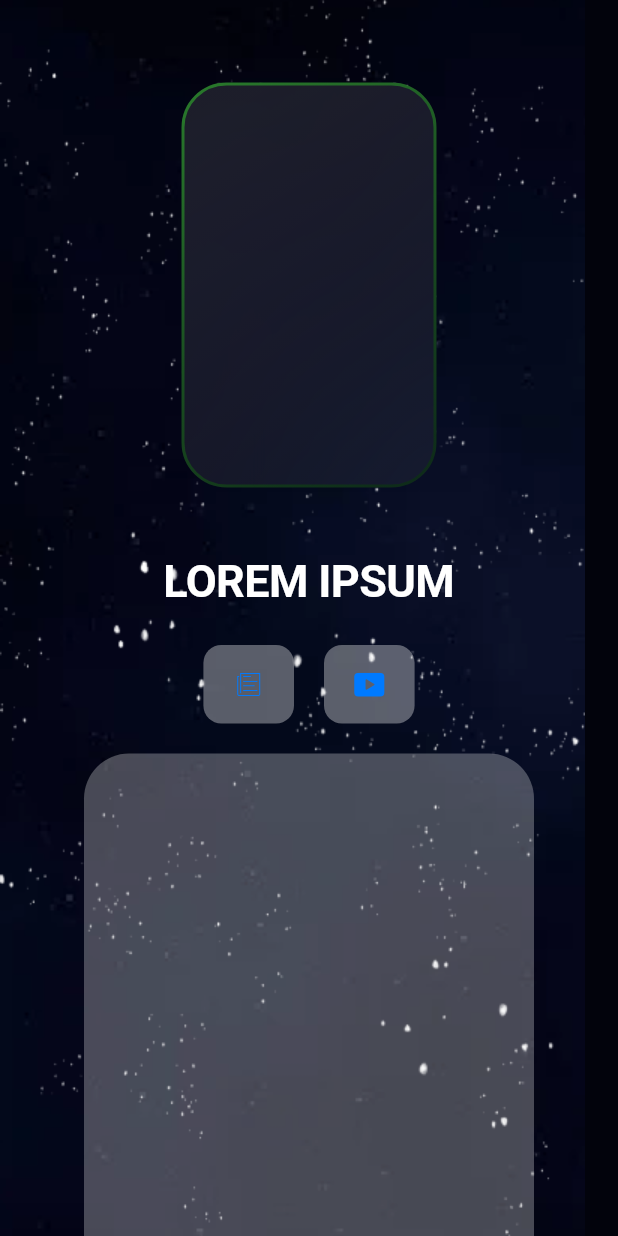
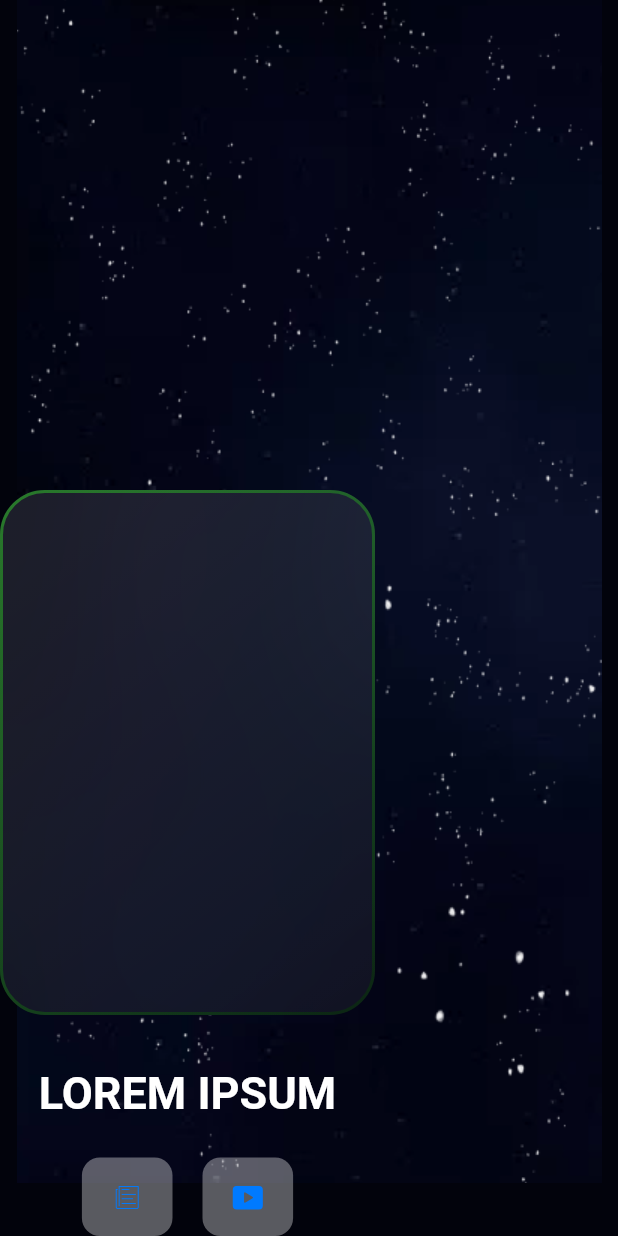
Before and after one commit to GDG-GTBIT/Flutter-Rocket-App, a Flutter app: the screen it shows after launch, on a phone screen of 412 x 824 dp. Run offline on Flutter 3.47's test engine with Material 2 defaults, Android fonts, the phone set to English and light mode, and no system bars; drawn by our look-alikes of glassmorphism.

Commit message:
Corrected parallax(in new file page-2.1)

```diff
--- a/lib/main.dart
+++ b/lib/main.dart
@@ -1,5 +1,6 @@
 import 'package:flutter/cupertino.dart';
 import './pages/page-2.dart';
+import 'pages/page-2.1.dart';
 
 void main() => runApp(const MyApp());
 
@@ -10,7 +11,7 @@ class MyApp extends StatelessWidget {
   Widget build(BuildContext context) {
     return const CupertinoApp(
       debugShowCheckedModeBanner: false,
-      home: PageTwo(),
+      home: Page2(),
     );
   }
 }
--- /dev/null
+++ b/lib/pages/page-2.1.dart
@@ -0,0 +1,141 @@
+import 'package:flutter/material.dart';
+import 'package:flutter/cupertino.dart';
+import 'package:glassmorphism/glassmorphism.dart';
+
+class Page2 extends StatefulWidget {
+  const Page2({super.key});
+
+  @override
+  State<Page2> createState() => _Page2State();
+}
+
+class _Page2State extends State<Page2> {
+  late ScrollController mainScroll;
+
+  @override
+  void initState() {
+    mainScroll = ScrollController()
+      ..addListener(() {
+        setscroll();
+      });
+    super.initState();
+  }
+
+  double offset = 0;
+
+  void setscroll() {
+    setState(() {
+      offset = mainScroll.offset;
+    });
+  }
+
+  @override
+  Widget build(BuildContext context) {
+    var size = MediaQuery.of(context).size;
+    var heigt = size.height * 2;
+
+    return Scaffold(
+      body: Container(
+        color: const Color.fromARGB(255, 2, 3, 12),
+        child: Stack(children: [
+          Positioned(
+              bottom: offset * 0.3,
+              right: 0,
+              left: 0,
+              child: Image.asset('assets/image5.png')),
+          Positioned(
+              bottom: offset * 0.5,
+              right: 0,
+              left: 0,
+              child: Image.asset('assets/star1.png')),
+          Positioned(
+            bottom: offset * 0.7,
+            child: Column(
+              children: [
+                GlassmorphicContainer(
+                  width: 250,
+                  height: 350,
+                  borderRadius: 30,
+                  blur: 31,
+                  alignment: Alignment.center,
+                  border: 2,
+                  linearGradient: LinearGradient(
+                      begin: Alignment.topLeft,
+                      end: Alignment.bottomRight,
+                      colors: [
+                        const Color(0xFFffffff).withOpacity(0.1),
+                        const Color(0xFFFFFFFF).withOpacity(0.05),
+                      ],
+                      stops: const [
+                        0.1,
+                        1,
+                      ]),
+                  borderGradient: LinearGradient(
+                    begin: Alignment.topLeft,
+                    end: Alignment.bottomRight,
+                    colors: [
+                      const Color.fromARGB(255, 53, 213, 45).withOpacity(0.5),
+                      const Color.fromARGB(255, 6, 54, 4).withOpacity(0.5),
+                    ],
+                  ),
+                  child: null,
+                ),
+                const SizedBox(
+                  height: 35,
+                ),
+                const Text(
+                  'LOREM IPSUM',
+                  style: TextStyle(
+                      fontSize: 30,
+                      fontWeight: FontWeight.bold,
+                      color: CupertinoColors.white),
+                ),
+                const SizedBox(
+                  height: 25,
+                ),
+                Row(
+                  children: [
+                    CupertinoButton(
+                      color: const Color.fromARGB(88, 255, 255, 255),
+                      onPressed: () {},
+                      child: const Icon(CupertinoIcons.news),
+                    ),
+                    const SizedBox(
+                      width: 20,
+                    ),
+                    CupertinoButton(
+                      color: const Color.fromARGB(88, 255, 255, 255),
+                      onPressed: () {},
+                      child: const Icon(CupertinoIcons.play_rectangle_fill),
+                    ),
+                  ],
+                ),
+              ],
+            ),
+          ),
+          Positioned(
+            top: size.height + (offset * -1 * 1),
+            child: Container(
+              alignment: Alignment.center,
+              width: size.width,
+              height: size.height * 1.5,
+              color: const Color.fromARGB(82, 255, 255, 255),
+              child: Column(
+                children: const [
+                  Text('Date'),
+                  Text('Varient'),
+                  Text('Description'),
+                ],
+              ),
+            ),
+          ),
+          Positioned.fill(
+              child: SingleChildScrollView(
+            controller: mainScroll,
+            child: SizedBox(height: heigt),
+          )),
+        ]),
+      ),
+    );
+  }
+}
```
